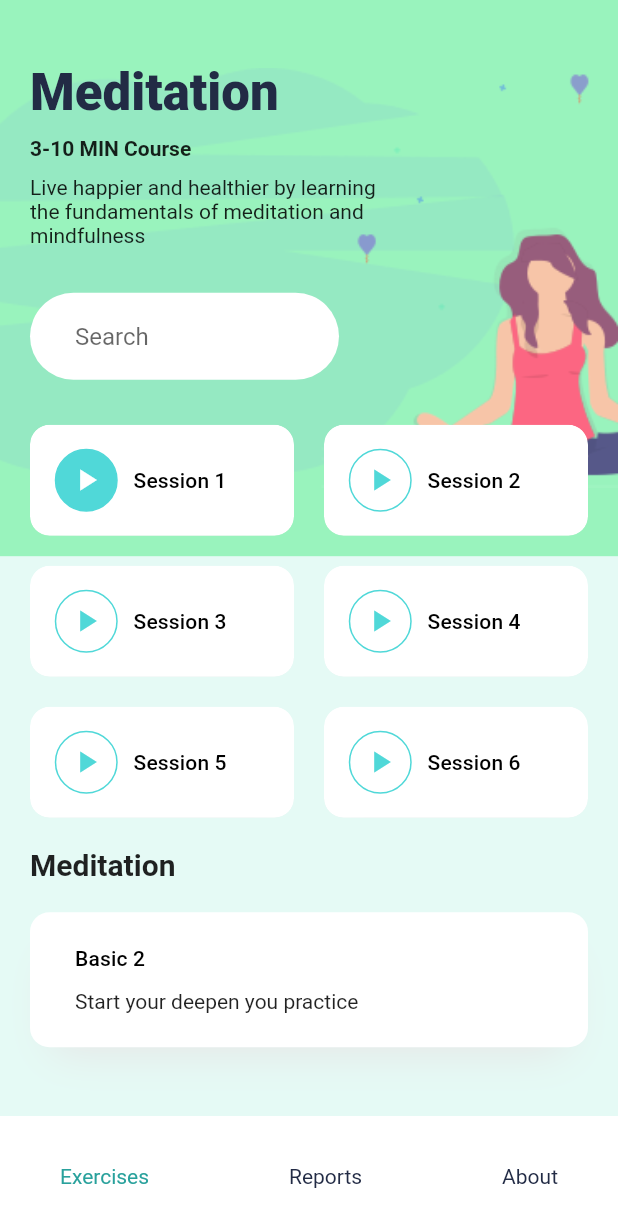
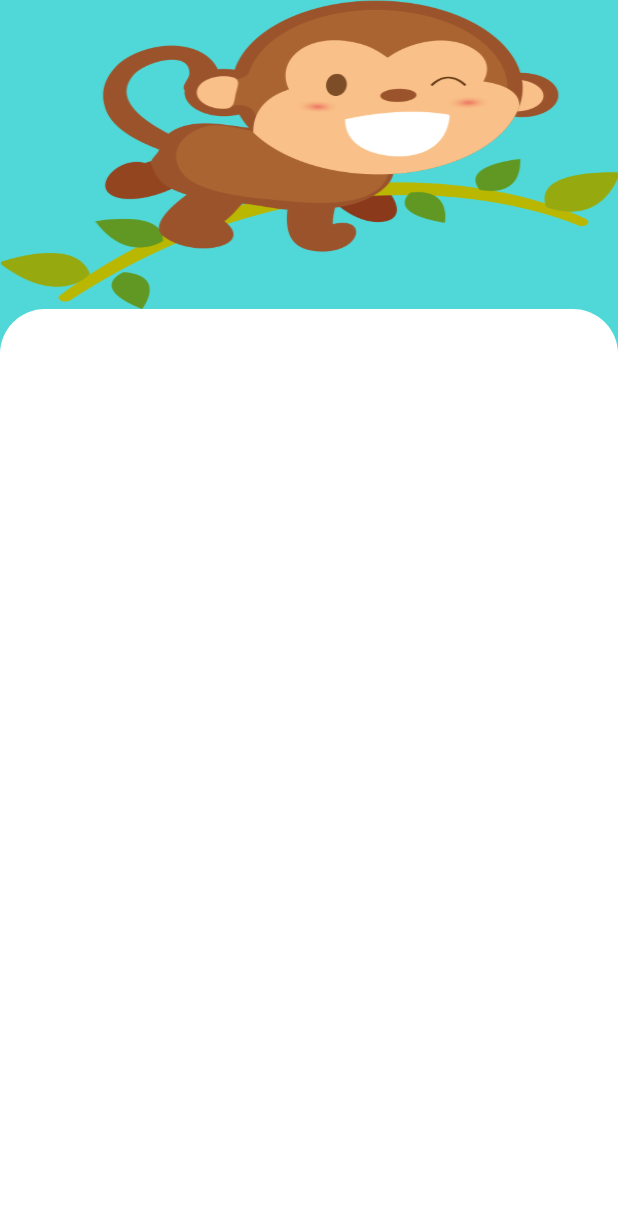
Before and after one commit to auliaguss/LosAltosHackaton-Posture, a Flutter app: the ExerciseScreen screen opened directly, after a tap on "Meditation", on a phone screen of 412 x 824 dp. Shown: the top 1227 px of the screen. Run offline on Flutter 3.47's test engine with Material 2 defaults, Android fonts, the phone set to English and light mode, and no system bars; our stand-ins replace circular_countdown_timer, flutter_svg, rflutter_alert, youtube_player_flutter.

Commit message:
rapi rapi meren

```diff
--- a/lib/exercise.dart
+++ b/lib/exercise.dart
@@ -1,6 +1,6 @@
 import 'package:flutter/material.dart';
 import 'package:PostureApp/constants.dart';
-import 'package:PostureApp/screens/details_screen.dart';
+import 'package:PostureApp/screens/details/details-screen.dart';
 import 'package:PostureApp/screens/hunch.dart';
 import 'package:PostureApp/widgets/bottom_nav_bar.dart';
 import 'package:PostureApp/widgets/category_card.dart';
--- /dev/null
+++ b/lib/screens/details/components/body.dart
@@ -0,0 +1,47 @@
+import 'package:flutter/material.dart';
+import 'package:PostureApp/constants.dart';
+import 'package:PostureApp/screens/details/components/item_image.dart';
+
+class Body extends StatelessWidget {
+  @override
+  Widget build(BuildContext context) {
+    return Column(
+      children: <Widget>[
+        ItemImage(
+          imgSrc: "assets/images/monyet.png",
+        ),
+        Expanded(
+          child: ItemInfo(),
+        ),
+      ],
+    );
+  }
+}
+
+class ItemInfo extends StatelessWidget {
+  const ItemInfo({
+    Key key,
+  }) : super(key: key);
+
+  @override
+  Widget build(BuildContext context) {
+    Size size = MediaQuery.of(context).size;
+    return Container(
+      padding: EdgeInsets.all(20),
+      width: double.infinity,
+      decoration: BoxDecoration(
+        color: Colors.white,
+        borderRadius: BorderRadius.only(
+          topLeft: Radius.circular(30),
+          topRight: Radius.circular(30),
+        ),
+      ),
+      child: Column(
+        children: <Widget>[
+          SizedBox(height: size.height * 0.1),
+          // Free space  10% of total height
+        ],
+      ),
+    );
+  }
+}
--- /dev/null
+++ b/lib/screens/details/components/item_image.dart
@@ -0,0 +1,21 @@
+import 'package:flutter/material.dart';
+
+class ItemImage extends StatelessWidget {
+  final String imgSrc;
+  const ItemImage({
+    Key key,
+    this.imgSrc,
+  }) : super(key: key);
+
+  @override
+  Widget build(BuildContext context) {
+    Size size = MediaQuery.of(context).size;
+    return Image.asset(
+      imgSrc,
+      height: size.height * 0.25,
+      width: double.infinity,
+      // it cover the 25% of total height
+      fit: BoxFit.fill,
+    );
+  }
+}
--- /dev/null
+++ b/lib/screens/details/details-screen.dart
@@ -0,0 +1,13 @@
+import 'package:flutter/material.dart';
+import 'package:PostureApp/constants.dart';
+import 'package:PostureApp/screens/details/components/body.dart';
+
+class DetailsScreen extends StatelessWidget {
+  @override
+  Widget build(BuildContext context) {
+    return Scaffold(
+      backgroundColor: hijau,
+      body: Body(),
+    );
+  }
+}
--- a/lib/widgets/bottom_nav_bar.dart
+++ b/lib/widgets/bottom_nav_bar.dart
@@ -1,4 +1,5 @@
 import 'package:flutter/material.dart';
+import 'package:flutter_svg/svg.dart';
 import 'package:PostureApp/constants.dart';
 import 'package:PostureApp/main.dart';
 import 'package:PostureApp/exercise.dart';
@@ -80,10 +81,10 @@ class BottomNavItem extends StatelessWidget {
       child: Column(
         mainAxisAlignment: MainAxisAlignment.spaceAround,
         children: <Widget>[
-          // SvgPicture.asset(
-          //   svgScr,
-          //   color: isActive ? warnaAktif : warnaTeks,
-          // ),
+          SvgPicture.asset(
+            svgScr,
+            color: isActive ? warnaAktif : warnaTeks,
+          ),
           Text(
             title,
             style: TextStyle(color: isActive ? warnaAktif : warnaTeks),
--- a/pubspec.yaml
+++ b/pubspec.yaml
@@ -30,6 +30,7 @@ dependencies:
   cupertino_icons: ^0.1.3
   circular_countdown_timer: ^0.0.8
   rflutter_alert: ^1.0.8
+  flutter_svg: ^0.17.4
 
 dev_dependencies:
   flutter_test:
```
Also changed, not shown: pubspec.lock.
